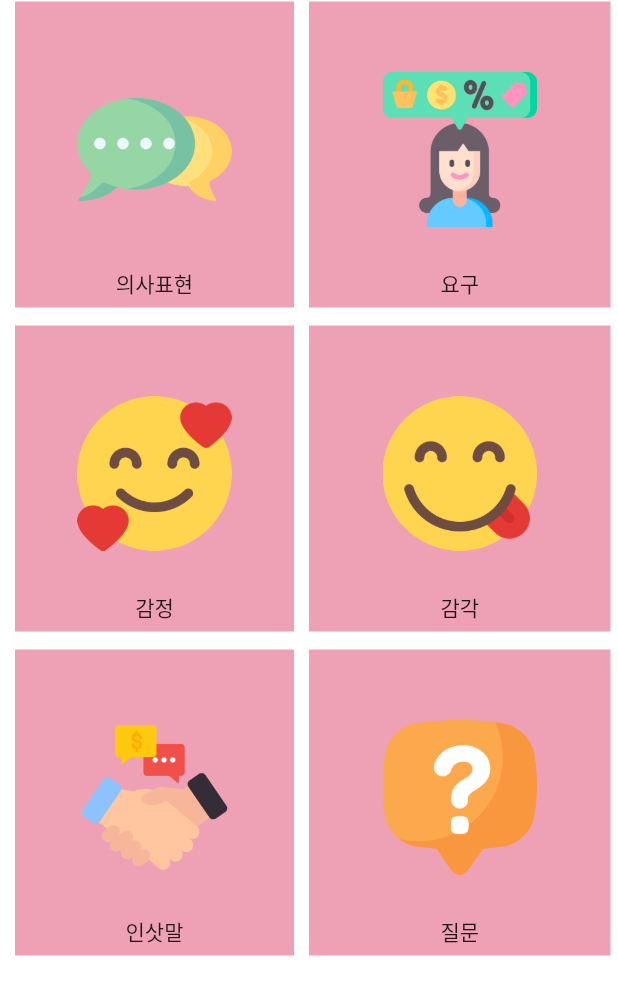
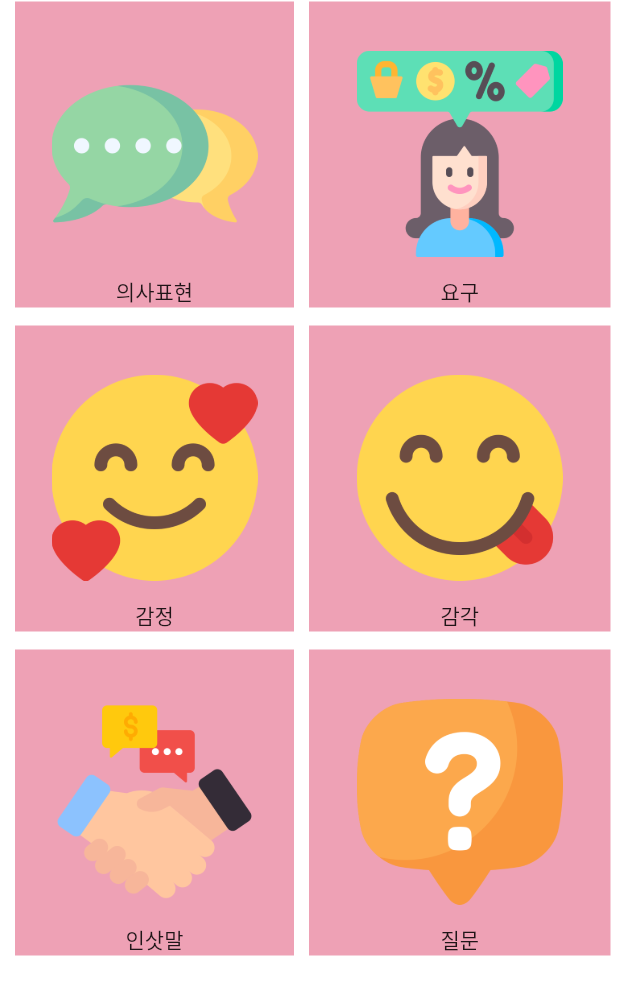
Before and after one commit to ddodon/KDT_FINAL, a Flutter app: the AacCategory screen opened directly, on a phone screen of 412 x 824 dp. Shown: the top 995 px of the screen. Run offline on Flutter 3.47's test engine with Material 2 defaults, Android fonts, the phone set to English and light mode, and no system bars; our stand-ins replace dio, flip_card, flutter_tts, google_fonts, image_picker, logger.

Commit message:
이미지 사이즈와 뒤로가기 버튼 제거

```diff
--- a/lib/screen/AAC/aacCategory.dart
+++ b/lib/screen/AAC/aacCategory.dart
@@ -41,11 +41,12 @@ class _AacCategory extends State<AacCategory> {
 
   @override
   Widget build(BuildContext context) {
+    var screenratio = MediaQuery.of(context).size.width / MediaQuery.of(context).size.height;
     return Scaffold(
         body: GridView.count(
           crossAxisCount: 2,
           //1 개의 행에 보여줄 item 개수
-          childAspectRatio: 2 / 2,
+          childAspectRatio: 1 / 1,
           //item 의 가로 1, 세로 2 의 비율
           mainAxisSpacing: 10,
           //수평 Padding
@@ -67,17 +68,21 @@ class _AacCategory extends State<AacCategory> {
                     color: kPink,
                     child: Column(
                         children: <Widget>[
-                          Container(
-                              width: MediaQuery.of(context).size.width / 4,
-                              height: MediaQuery.of(context).size.height / 6,
+                          Expanded(
+                          child: Container(
+                              width: MediaQuery.of(context).size.width / 3,
+                              height: MediaQuery.of(context).size.width / 4,
                               margin: EdgeInsets.fromLTRB(1, 30, 1, 10),
                               child: Center(
                                 child: Image.asset(
                                   cateIcon.elementAt(index)['icon']!,
                                 ),
                               )
-                          ),
-                          Text(cateIcon.elementAt(index)['name']!,),
+                          ),),
+                          Align(
+                              alignment: Alignment.bottomCenter,
+                              child: Text(cateIcon.elementAt(index)['name']!,),
+                          )
                         ]
                     )
                 )
```
Also changed, not shown: lib/screen/AAC/aacScreen.dart (+28 -21 lines), lib/screen/Home/Expression_Quiz/level.dart (+5 -14 lines).
